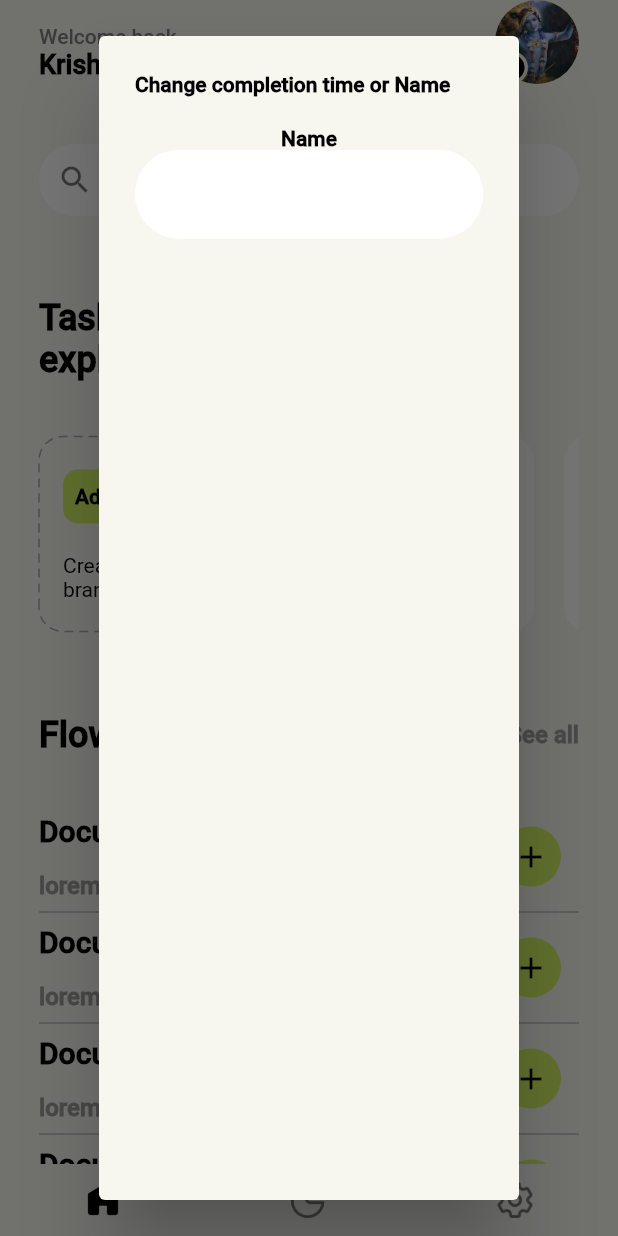
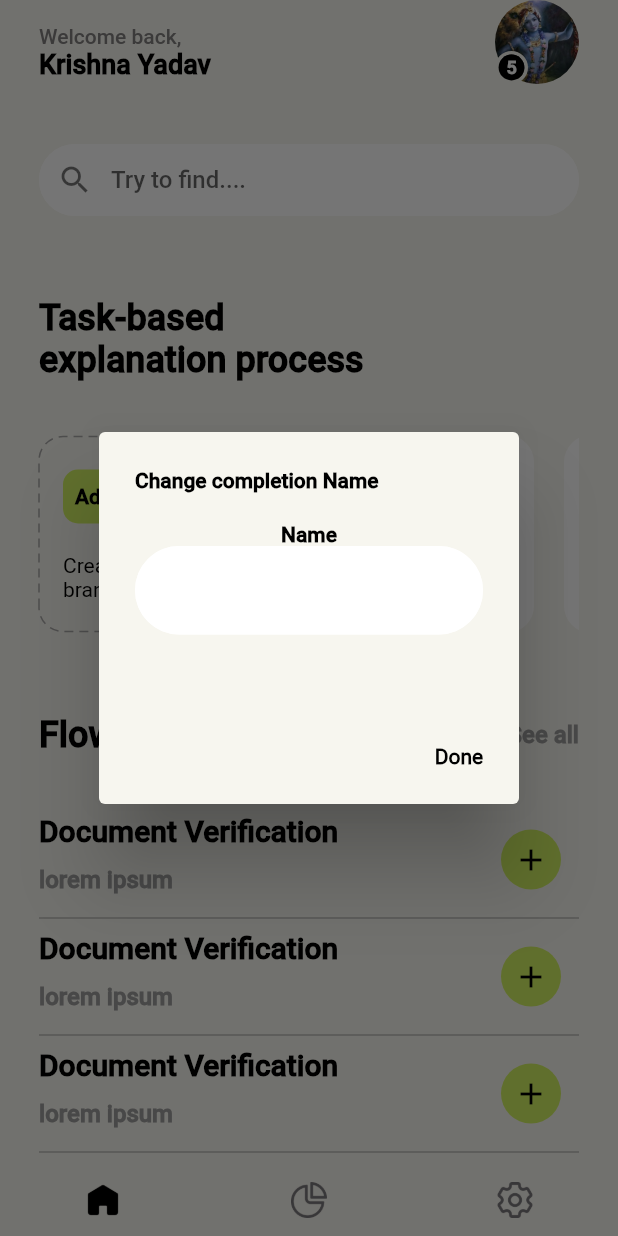
Before and after one commit to vedanttalwalkar/to_do_list, a Flutter app: the screen it shows after launch, after a tap on the "edit" icon, on a phone screen of 412 x 824 dp. Run offline on Flutter 3.47's test engine with Material 2 defaults, Android fonts, the phone set to English and light mode, and no system bars; drawn by our look-alikes of dotted_border.

Commit message:
third_edit

```diff
--- a/lib/to_do_list.dart
+++ b/lib/to_do_list.dart
@@ -302,7 +302,7 @@ class _ToDoListState extends State<ToDoList> {
                                                               246,
                                                               239),
                                                       title: const Text(
-                                                        'Change completion time or Name ',
+                                                        'Change completion Name ',
                                                         style: TextStyle(
                                                             fontFamily: 'a',
                                                             color: Colors.black,
@@ -311,12 +311,15 @@ class _ToDoListState extends State<ToDoList> {
                                                                 FontWeight
                                                                     .w900),
                                                       ),
-                                                      content: Column(
+                                                      content: SizedBox(
+                                                        height: 100,
+                                                        child: Column(
                                                           children: [
                                                             const Text(
                                                               'Name',
                                                               style: TextStyle(
-                                                                fontFamily: 'a',
+                                                                  fontFamily:
+                                                                      'a',
                                                                   color: Colors
                                                                       .black,
                                                                   fontSize: 14,
@@ -325,7 +328,10 @@ class _ToDoListState extends State<ToDoList> {
                                                                           .w900),
                                                             ),
                                                             TextFormField(
-                                                            onChanged: (value) {
+                                                              cursorColor:
+                                                                  Colors.black,
+                                                              onChanged:
+                                                                  (value) {
                                                                 setState(() {
                                                                   TaskInfo
                                                                       .displayedTasks[
@@ -336,6 +342,9 @@ class _ToDoListState extends State<ToDoList> {
                                                               controller:
                                                                   textEditingControllerForUpdating,
                                                               decoration: InputDecoration(
+                                                                  hoverColor:
+                                                                      Colors
+                                                                          .white,
                                                                   filled: true,
                                                                   fillColor:
                                                                       Colors
@@ -349,6 +358,25 @@ class _ToDoListState extends State<ToDoList> {
                                                             )
                                                           ],
                                                         ),
+                                                      ),
+                                                      actions: [
+                                                        TextButton(
+                                                          onPressed: () =>
+                                                              Navigator.pop(
+                                                                  context),
+                                                          child: const Text(
+                                                            'Done',
+                                                            style: TextStyle(
+                                                                fontFamily: 'b',
+                                                                color: Colors
+                                                                    .black,
+                                                                fontSize: 14,
+                                                                fontWeight:
+                                                                    FontWeight
+                                                                        .w600),
+                                                          ),
+                                                        )
+                                                      ],
                                                     );
                                                   });
                                             },
@@ -447,7 +475,7 @@ class _ToDoListState extends State<ToDoList> {
                                         fontWeight: FontWeight.w900),
                                   ),
                                   const SizedBox(
-                                    height: 16,
+                                    height: 12,
                                   ),
                                   const Text(
                                     'lorem ipsum',
@@ -456,6 +484,9 @@ class _ToDoListState extends State<ToDoList> {
                                         color: Colors.grey,
                                         fontSize: 16,
                                         fontWeight: FontWeight.w900),
+                                  ),
+                                  const SizedBox(
+                                    height: 8,
                                   ),
                                 ],
                               ),
```
Lines whose indentation alone changed are shown as unchanged.
